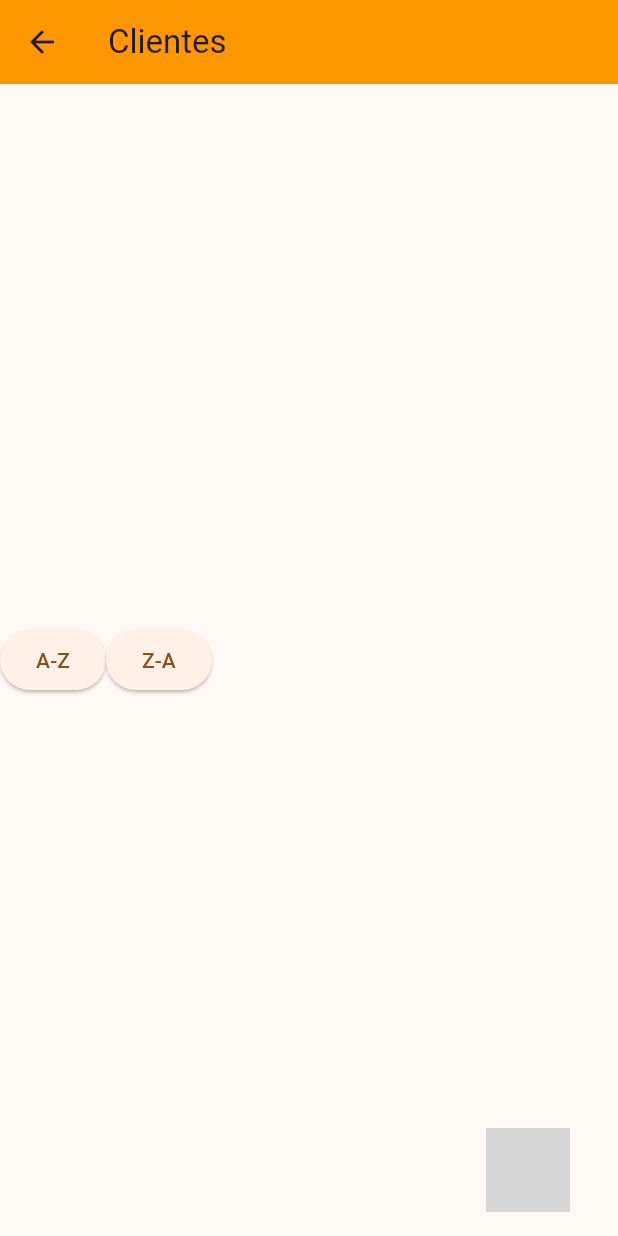
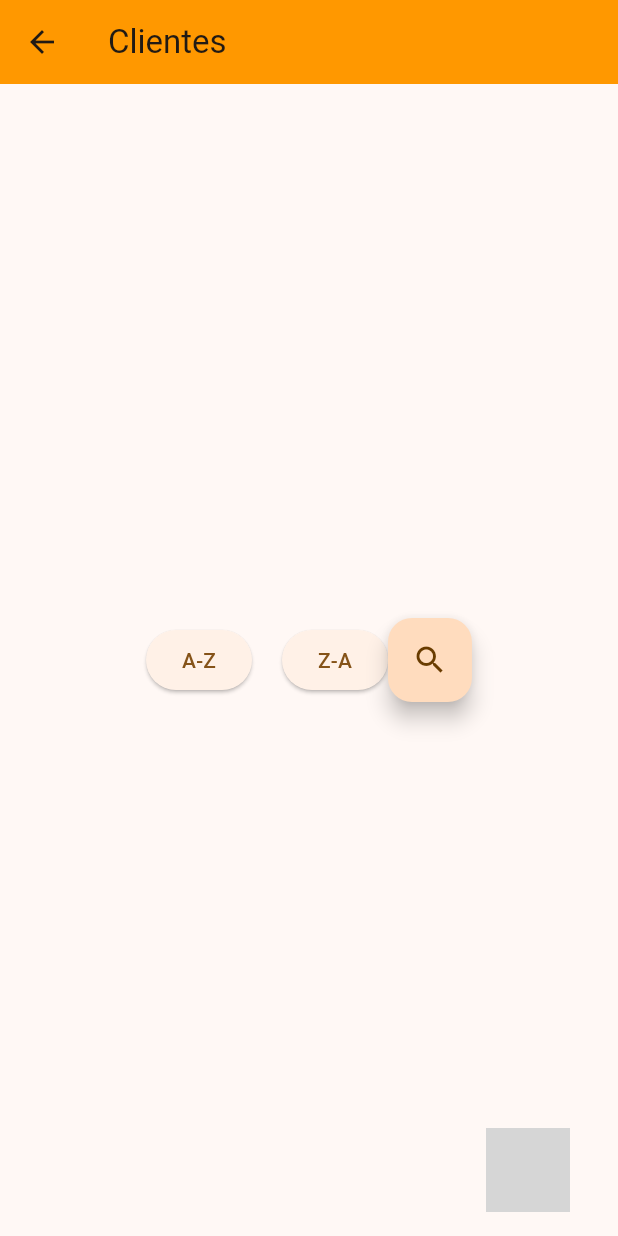
Before and after one commit to INVIAWEBPKI/NotaSimples.v1, a Flutter app: the Clientes screen opened directly, after a tap on "Z-A", on a phone screen of 412 x 824 dp. Run offline on Flutter 3.47's test engine with Material 3 defaults, Android fonts, the phone set to English and light mode, and no system bars; our stand-ins replace badges, dropdown_button2, flutter_advanced_drawer, flutter_easyloading, google_mobile_ads, shared_preferences and 1 more; missing offline and left inert: animated_floating_buttons, muskey; accounts and stored records are empty; network calls fail; grey boxes are pictures that could not be loaded.

Commit message:
Inserindo botão de pesquisa

```diff
--- a/nota_simples/lib/screens/list_customers.dart
+++ b/nota_simples/lib/screens/list_customers.dart
@@ -153,7 +153,9 @@ class _ClientesState extends State<Clientes> {
             Expanded(
               flex: 1,
               child: Row(
+                mainAxisAlignment: MainAxisAlignment.center,
                 children: [
+                  //BOTÃO A-Z
                   ElevatedButton(
                       onPressed: () {
                         setState(() {
@@ -166,16 +168,26 @@ class _ClientesState extends State<Clientes> {
                         });
                       },
                       child: const Text("A-Z")),
+                  const Padding(padding: EdgeInsets.all(10)),
+                  //BOTÃO Z-A
                   ElevatedButton(
                       onPressed: () {
                         setState(() {
                           results!.sort((a1, b2) => b2["RazaoSocialTomador"]
                               .toString()
                               .toLowerCase()
-                              .compareTo(b2));
+                              .compareTo(b2["RazaoSocialTomador"]
+                                  .toString()
+                                  .toLowerCase()));
                         });
                       },
-                      child: const Text("Z-A"))
+                      child: const Text("Z-A")),
+                  FloatingActionButton(
+                    onPressed: () {
+                      showSearch(context: context, delegate: CustomSearch());
+                    },
+                    child: const Icon(Icons.search),
+                  )
                 ],
               ),
             ),
@@ -234,3 +246,42 @@ class _ClientesState extends State<Clientes> {
         floatingActionButtonLocation: FloatingActionButtonLocation.endDocked);
   }
 }
+
+class CustomSearch extends SearchDelegate {
+  @override
+  List<Widget>? buildActions(BuildContext context) {
+    return [
+      IconButton(
+        onPressed: () {
+          query = '';
+        },
+        icon: const Icon(Icons.clear),
+      )
+    ];
+  }
+
+  @override
+  Widget? buildLeading(BuildContext context) {
+    return IconButton(
+        onPressed: () {
+          close(context, null);
+        },
+        icon: const Icon(Icons.arrow_back));
+  }
+
+  @override
+  Widget buildResults(BuildContext context) {
+    List<String> matchQuery = [];
+
+    for(var in var) {
+      if()
+    }
+
+  }
+
+  @override
+  Widget buildSuggestions(BuildContext context) {
+    // TODO: implement buildSuggestions
+    throw UnimplementedError();
+  }
+}
```
